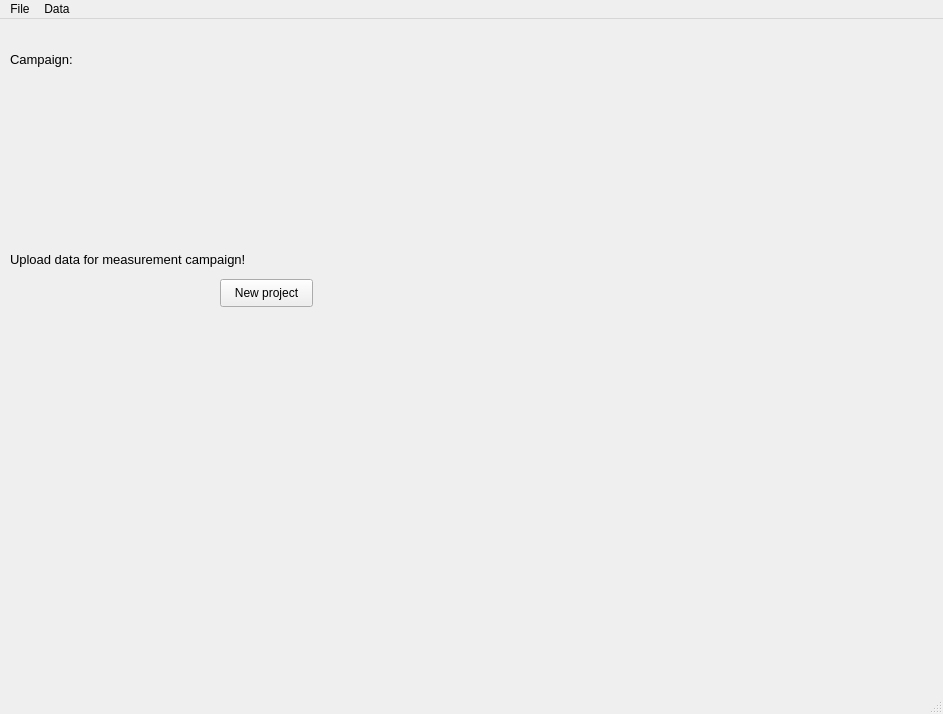
Old version of the form gui/main.ui in the repository milosvalko/Agdas.
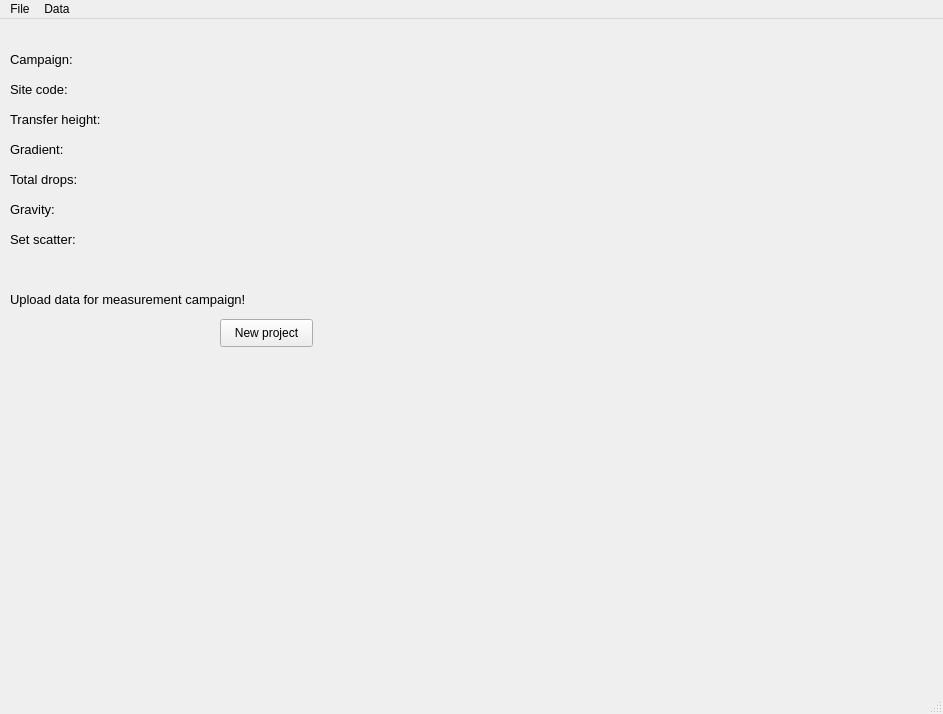
New version of the form.

Commit message: Set some information on the main page

What changed in the file:
```diff
--- a/gui/main.ui
+++ b/gui/main.ui
@@ -35,9 +35,9 @@
    <widget class="QLabel" name="campaign">
     <property name="geometry">
      <rect>
-      <x>120</x>
+      <x>190</x>
       <y>30</y>
-      <width>71</width>
+      <width>211</width>
       <height>21</height>
      </rect>
     </property>
@@ -72,7 +72,7 @@
     <property name="geometry">
      <rect>
       <x>220</x>
-      <y>260</y>
+      <y>300</y>
       <width>93</width>
       <height>28</height>
      </rect>
@@ -85,7 +85,7 @@
     <property name="geometry">
      <rect>
       <x>10</x>
-      <y>230</y>
+      <y>270</y>
       <width>361</width>
       <height>21</height>
      </rect>
@@ -117,6 +117,222 @@
      <string/>
     </property>
    </widget>
+   <widget class="QLabel" name="label_3">
+    <property name="geometry">
+     <rect>
+      <x>10</x>
+      <y>60</y>
+      <width>291</width>
+      <height>21</height>
+     </rect>
+    </property>
+    <property name="font">
+     <font>
+      <pointsize>10</pointsize>
+     </font>
+    </property>
+    <property name="text">
+     <string>Site code:</string>
+    </property>
+   </widget>
+   <widget class="QLabel" name="label_4">
+    <property name="geometry">
+     <rect>
+      <x>10</x>
+      <y>90</y>
+      <width>291</width>
+      <height>21</height>
+     </rect>
+    </property>
+    <property name="font">
+     <font>
+      <pointsize>10</pointsize>
+     </font>
+    </property>
+    <property name="text">
+     <string>Transfer height:</string>
+    </property>
+   </widget>
+   <widget class="QLabel" name="label_5">
+    <property name="geometry">
+     <rect>
+      <x>10</x>
+      <y>120</y>
+      <width>291</width>
+      <height>21</height>
+     </rect>
+    </property>
+    <property name="font">
+     <font>
+      <pointsize>10</pointsize>
+     </font>
+    </property>
+    <property name="text">
+     <string>Gradient:</string>
+    </property>
+   </widget>
+   <widget class="QLabel" name="label_6">
+    <property name="geometry">
+     <rect>
+      <x>10</x>
+      <y>150</y>
+      <width>291</width>
+      <height>21</height>
+     </rect>
+    </property>
+    <property name="font">
+     <font>
+      <pointsize>10</pointsize>
+     </font>
+    </property>
+    <property name="text">
+     <string>Total drops:</string>
+    </property>
+   </widget>
+   <widget class="QLabel" name="label_7">
+    <property name="geometry">
+     <rect>
+      <x>10</x>
+      <y>180</y>
+      <width>291</width>
+      <height>21</height>
+     </rect>
+    </property>
+    <property name="font">
+     <font>
+      <pointsize>10</pointsize>
+     </font>
+    </property>
+    <property name="text">
+     <string>Gravity:</string>
+    </property>
+   </widget>
+   <widget class="QLabel" name="label_8">
+    <property name="geometry">
+     <rect>
+      <x>10</x>
+      <y>210</y>
+      <width>291</width>
+      <height>21</height>
+     </rect>
+    </property>
+    <property name="font">
+     <font>
+      <pointsize>10</pointsize>
+     </font>
+    </property>
+    <property name="text">
+     <string>Set scatter:</string>
+    </property>
+   </widget>
+   <widget class="QLabel" name="sitecode">
+    <property name="geometry">
+     <rect>
+      <x>190</x>
+      <y>60</y>
+      <width>211</width>
+      <height>21</height>
+     </rect>
+    </property>
+    <property name="font">
+     <font>
+      <pointsize>10</pointsize>
+     </font>
+    </property>
+    <property name="text">
+     <string/>
+    </property>
+   </widget>
+   <widget class="QLabel" name="trasnferheight">
+    <property name="geometry">
+     <rect>
+      <x>190</x>
+      <y>90</y>
+      <width>211</width>
+      <height>21</height>
+     </rect>
+    </property>
+    <property name="font">
+     <font>
+      <pointsize>10</pointsize>
+     </font>
+    </property>
+    <property name="text">
+     <string/>
+    </property>
+   </widget>
+   <widget class="QLabel" name="gradient">
+    <property name="geometry">
+     <rect>
+      <x>190</x>
+      <y>120</y>
+      <width>211</width>
+      <height>21</height>
+     </rect>
+    </property>
+    <property name="font">
+     <font>
+      <pointsize>10</pointsize>
+     </font>
+    </property>
+    <property name="text">
+     <string/>
+    </property>
+   </widget>
+   <widget class="QLabel" name="totaldrops">
+    <property name="geometry">
+     <rect>
+      <x>190</x>
+      <y>150</y>
+      <width>211</width>
+      <height>21</height>
+     </rect>
+    </property>
+    <property name="font">
+     <font>
+      <pointsize>10</pointsize>
+     </font>
+    </property>
+    <property name="text">
+     <string/>
+    </property>
+   </widget>
+   <widget class="QLabel" name="gravity">
+    <property name="geometry">
+     <rect>
+      <x>190</x>
+      <y>180</y>
+      <width>211</width>
+      <height>21</height>
+     </rect>
+    </property>
+    <property name="font">
+     <font>
+      <pointsize>10</pointsize>
+     </font>
+    </property>
+    <property name="text">
+     <string/>
+    </property>
+   </widget>
+   <widget class="QLabel" name="setscatter">
+    <property name="geometry">
+     <rect>
+      <x>190</x>
+      <y>210</y>
+      <width>211</width>
+      <height>21</height>
+     </rect>
+    </property>
+    <property name="font">
+     <font>
+      <pointsize>10</pointsize>
+     </font>
+    </property>
+    <property name="text">
+     <string/>
+    </property>
+   </widget>
   </widget>
   <widget class="QMenuBar" name="menubar">
    <property name="geometry">
```
The commit also changes 1 other file.
